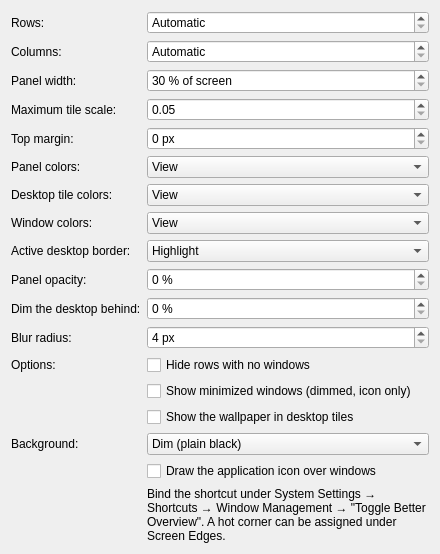
This is polonium-overview/contents/ui/config.ui in Sreinumder/folonium as Qt 5 draws it before an edit. The edited form follows.
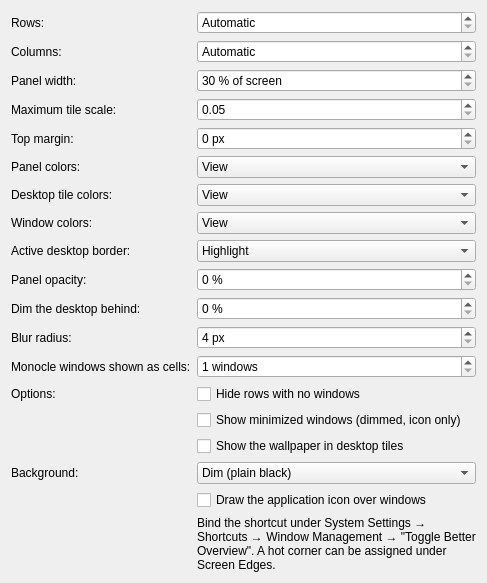
This is the edited form.

Commit message:
Pack overview desktops into screen cells and preview monocle
Empty-desktop chips now match the screen shape, grow their numbers and
appear when the pointer reaches the top band, with MPRIS media beside them.
Occupied desktops are packed as blocks of screen-shaped cells, monocle
desktops show one cell per window up to MonocleLimit and preview the tiled
layout above it, and the window under the real cursor is highlighted when
the overview opens.

Diff of the .ui file:
```diff
--- a/polonium-overview/contents/ui/config.ui
+++ b/polonium-overview/contents/ui/config.ui
@@ -341,6 +341,26 @@
      </property>
     </widget>
    </item>
+   <item row="12" column="0">
+    <widget class="QLabel" name="label_MonocleLimit">
+     <property name="text">
+      <string>Monocle windows shown as cells:</string>
+     </property>
+    </widget>
+   </item>
+   <item row="12" column="1">
+    <widget class="QSpinBox" name="kcfg_MonocleLimit">
+     <property name="minimum">
+      <number>1</number>
+     </property>
+     <property name="maximum">
+      <number>12</number>
+     </property>
+     <property name="suffix">
+      <string> windows</string>
+     </property>
+    </widget>
+   </item>
    <item row="13" column="0">
     <widget class="QLabel" name="label_Options">
      <property name="text">
```
The commit also changes 2 other files.
